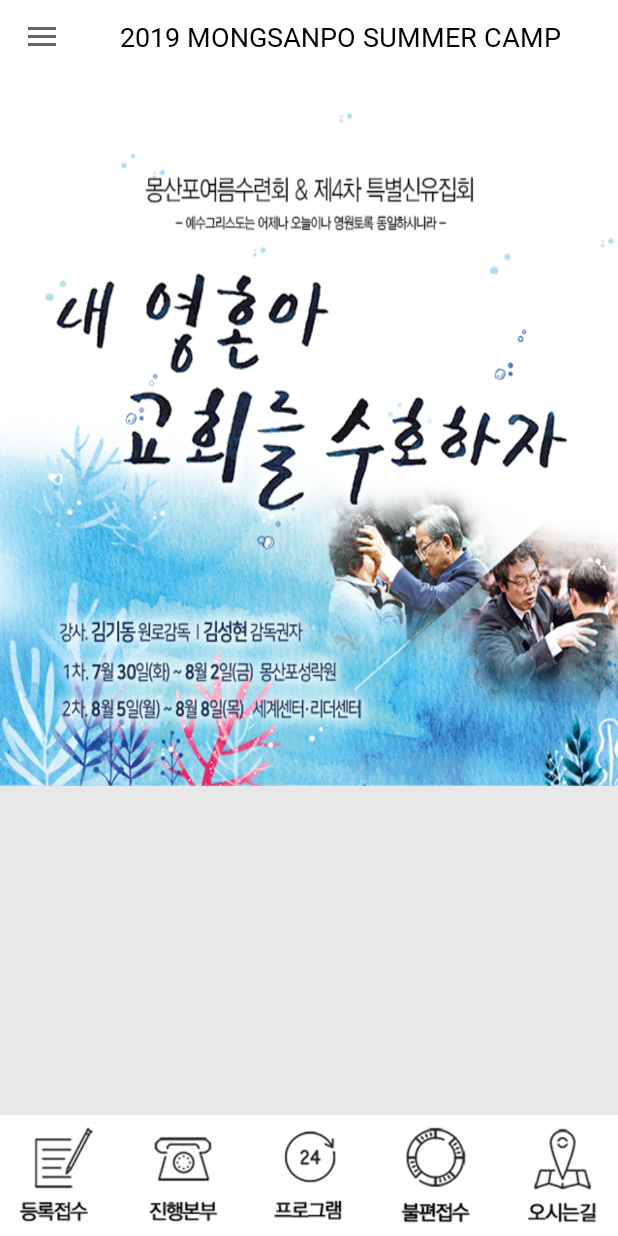
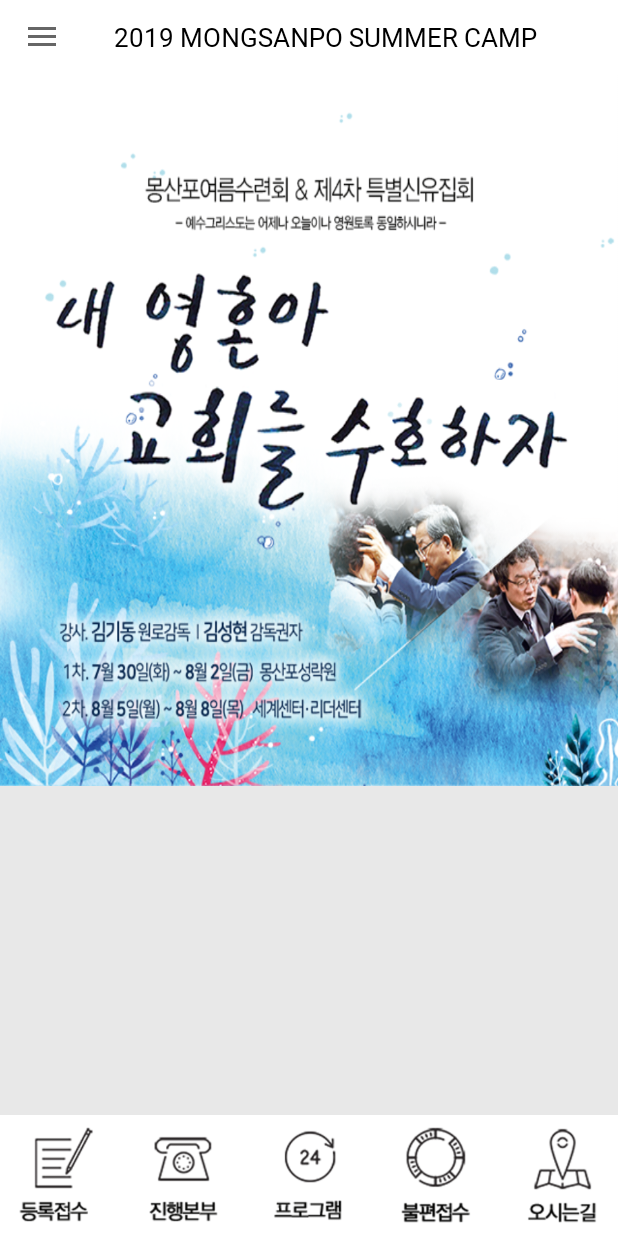
Before and after one commit to cba-sungrak/CBA_Retreat, an Android app: the screen it shows after launch (MainActivity), on a phone screen of 412 x 824 dp. Run offline under Robolectric (Android 15) with nearby library versions, the phone set to English and light mode, and no system bars; our stand-ins replace Firebase (no records; nobody signed in at launch, a user with empty details on screens opened directly), data binding.

Commit message:
마무리

```diff
--- a/app/src/main/java/kr/or/sungrak/cba/cba_camp/MainActivity.java
+++ b/app/src/main/java/kr/or/sungrak/cba/cba_camp/MainActivity.java
@@ -227,6 +227,7 @@ public class MainActivity extends AppCompatActivity
             //logOut
             logOutBtn.setVisibility(View.GONE);
             logInBtn.setVisibility(View.VISIBLE);
+            loginText.setText("");
         } else {
             //logIn
             logInBtn.setVisibility(View.GONE);
--- a/app/src/main/java/kr/or/sungrak/cba/cba_camp/fragment/ImageViewFragment.kt
+++ b/app/src/main/java/kr/or/sungrak/cba/cba_camp/fragment/ImageViewFragment.kt
@@ -34,6 +34,7 @@ constructor(private var mImage: String) : Fragment() {
         when (CBAUtil.getRetreat(activity)) {
             Tag.RETREAT_CBA -> {
                 storageReference = FirebaseStorage.getInstance().reference.child(Tag.RETREAT_CBA)
+                rootView.imageViewLayout.background = ContextCompat.getDrawable(requireContext(), R.drawable.cba_bg)
             }
             Tag.RETREAT_SUNGRAK -> {
                 storageReference = FirebaseStorage.getInstance().reference.child(Tag.RETREAT_SUNGRAK)
--- a/app/src/main/java/kr/or/sungrak/cba/cba_camp/fragment/InfoFragment.kt
+++ b/app/src/main/java/kr/or/sungrak/cba/cba_camp/fragment/InfoFragment.kt
@@ -45,7 +45,7 @@ class InfoFragment : Fragment() {
                 cbaInfoLayout.visibleOrGone(true)
                 srInfoLayout.visibleOrGone(false)
                 myRef = database.child(Tag.RETREAT_CBA)
-
+                notiTextView.textSize = 16f
             }
             Tag.RETREAT_SUNGRAK -> {
                 backGroundImage.setImageResource(R.drawable.sr_background)
--- a/app/src/main/java/kr/or/sungrak/cba/cba_camp/fragment/VideoViewFragment.kt
+++ b/app/src/main/java/kr/or/sungrak/cba/cba_camp/fragment/VideoViewFragment.kt
@@ -33,6 +33,7 @@ class VideoViewFragment : Fragment() {
         transaction.add(R.id.youtube_layout, youTubePlayerFragment as Fragment).commit()
         when (CBAUtil.getRetreat(activity)) {
             Tag.RETREAT_CBA -> {
+                rootView.videoViewLayout.background = ContextCompat.getDrawable(requireContext(), R.drawable.cba_bg)
             }
             Tag.RETREAT_SUNGRAK -> {
                 rootView.videoViewLayout.background = ContextCompat.getDrawable(requireContext(), R.drawable.sub_bg)
@@ -54,8 +55,6 @@ class VideoViewFragment : Fragment() {
             }
         })
 
-
-
         return rootView
     }
 }
--- a/app/src/main/res/layout/activity_main.xml
+++ b/app/src/main/res/layout/activity_main.xml
@@ -22,7 +22,7 @@
                 android:id="@+id/toolbar"
                 android:layout_width="match_parent"
                 android:layout_height="49dp"
-                android:layout_marginRight="30dp">
+                android:layout_marginRight="50dp">
 
 
                 <TextView
```
Also changed, not shown: app/src/main/java/kr/or/sungrak/cba/cba_camp/fragment/PostListFragment.java (+8 -0 lines), app/src/main/res/drawable/cba_bg.png (added).
